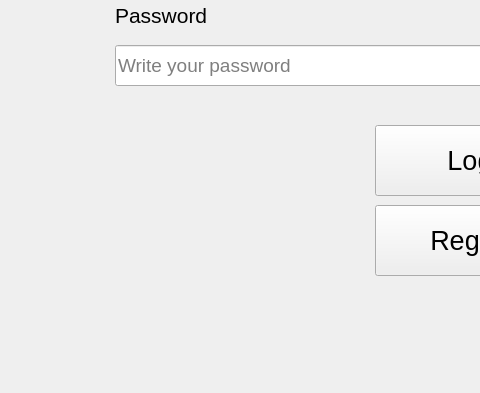
trongphuc1/TL-C4K-PTI01-, file SPCK/Gui/Login.ui: the form before one commit; both pictures show x 135 to 615 and y 275 to 668 of the 800 by 668 pixel window.
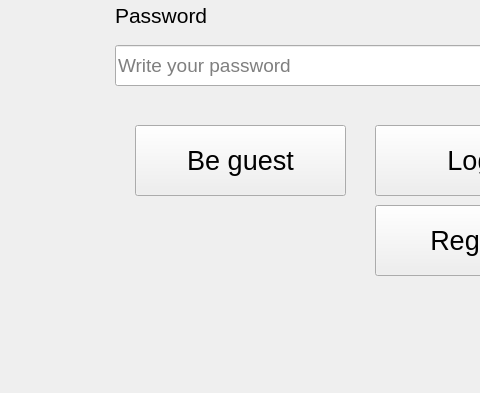
The form after the commit. Icons and pictures are not drawn.

```diff
--- a/SPCK/Gui/Login.ui
+++ b/SPCK/Gui/Login.ui
@@ -186,6 +186,24 @@
      <string>Register</string>
     </property>
    </widget>
+   <widget class="QPushButton" name="btn_guest">
+    <property name="geometry">
+     <rect>
+      <x>270</x>
+      <y>400</y>
+      <width>211</width>
+      <height>71</height>
+     </rect>
+    </property>
+    <property name="font">
+     <font>
+      <pointsize>20</pointsize>
+     </font>
+    </property>
+    <property name="text">
+     <string>Be guest</string>
+    </property>
+   </widget>
   </widget>
   <widget class="QMenuBar" name="menubar">
    <property name="geometry">
```
